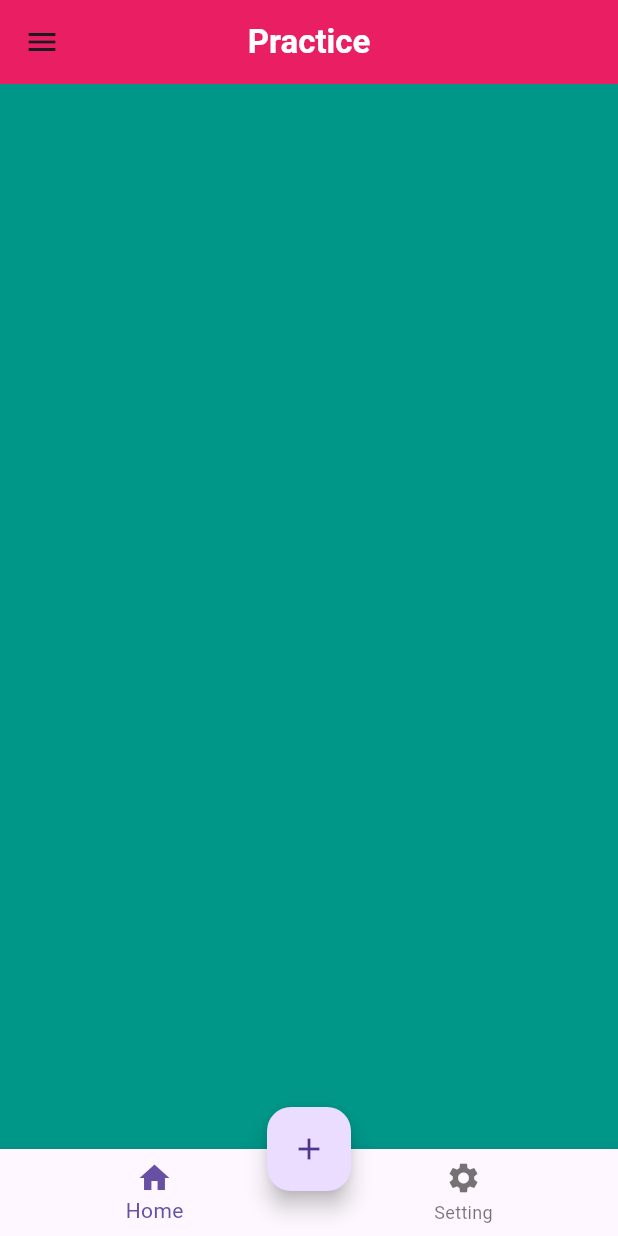
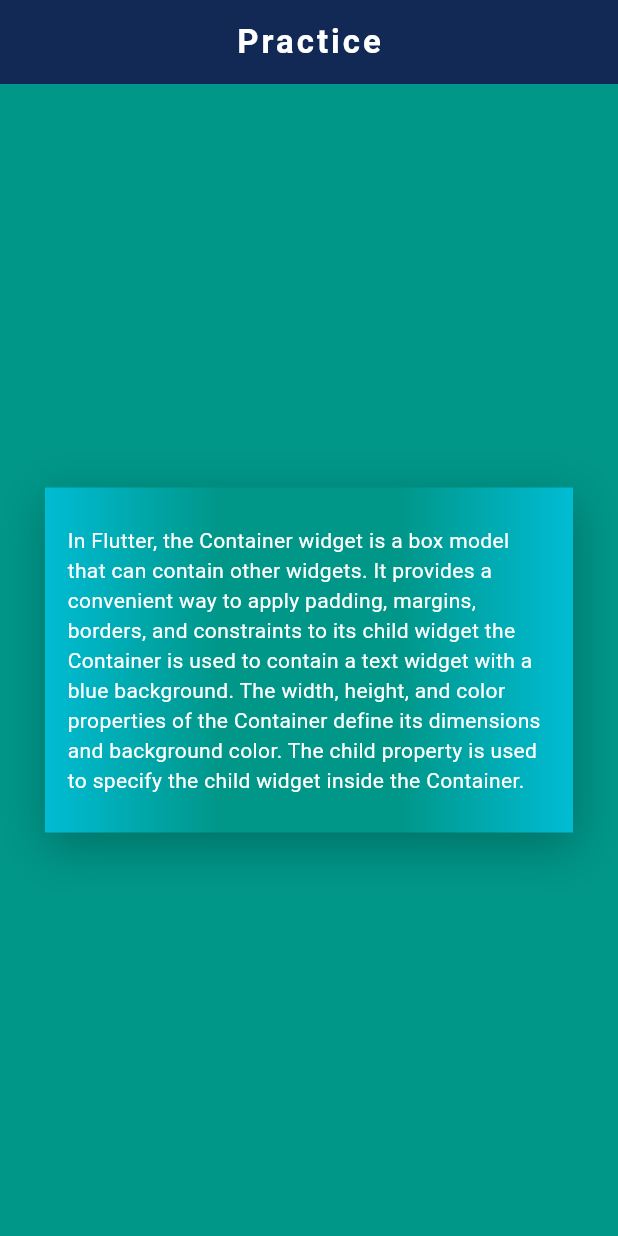
Before and after one commit to zainahmed0597/e_hunar_program_practice, a Flutter app: the screen it shows after launch, on a phone screen of 412 x 824 dp. Run offline on Flutter 3.47's test engine with Material 3 defaults, Android fonts, the phone set to English and light mode, and no system bars.

Commit message:
update container

```diff
--- a/lib/main.dart
+++ b/lib/main.dart
@@ -15,31 +15,51 @@ class Practice extends StatelessWidget {
         appBar: AppBar(
           title: const Text(
             'Practice',
-            style: TextStyle(fontWeight: FontWeight.bold, color: Colors.white),
+            style: TextStyle(
+              fontWeight: FontWeight.bold,
+              color: Colors.white,
+              letterSpacing: 2,
+            ),
           ),
           centerTitle: true,
-          backgroundColor: Colors.pink,
+          backgroundColor: const Color.fromARGB(255, 18, 41, 85),
         ),
         backgroundColor: Colors.teal,
-        drawer: const Drawer(),
-        bottomNavigationBar: BottomNavigationBar(
-          items: const [
-            BottomNavigationBarItem(
-              label: 'Home',
-              icon: Icon(Icons.home),
+        body: Center(
+          child: Container(
+            height: 230,
+            width: double.infinity,
+            // constraints: const BoxConstraints(maxWidth: 350),
+            padding: const EdgeInsets.all(15),
+            margin: const EdgeInsets.all(30),
+            alignment: Alignment.center,
+            decoration: const BoxDecoration(
+                color: Colors.purple,
+                // borderRadius: BorderRadius.all(
+                //   Radius.circular(12),
+                // ),
+                gradient: LinearGradient(
+                  colors: [
+                    Colors.cyan,
+                    Colors.teal,
+                    Colors.teal,
+                    Colors.cyan,
+                  ],
+                ),
+                boxShadow: [
+                  BoxShadow(
+                    color: Colors.black26,
+                    offset: Offset(1, 9),
+                    blurRadius: 25,
+                  )
+                ],
+                shape: BoxShape.rectangle),
+            child: const Text(
+              "In Flutter, the Container widget is a box model that can contain other widgets. It provides a convenient way to apply padding, margins, borders, and constraints to its child widget the Container is used to contain a text widget with a blue background. The width, height, and color properties of the Container define its dimensions and background color. The child property is used to specify the child widget inside the Container.",
+              style: TextStyle(color: Colors.white),
             ),
-            BottomNavigationBarItem(
-              label: 'Setting',
-              icon: Icon(Icons.settings),
-            ),
-          ],
+          ),
         ),
-        extendBody: false,
-        floatingActionButton: FloatingActionButton(
-          child: const Icon(Icons.add),
-          onPressed: () {},
-        ),
-        floatingActionButtonLocation: FloatingActionButtonLocation.centerDocked,
       ),
     );
   }
```
